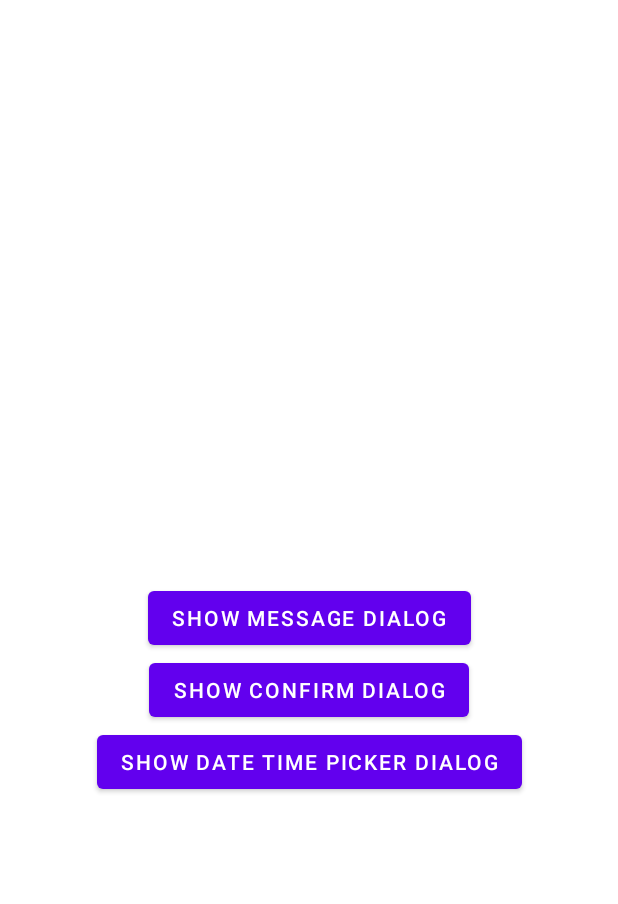
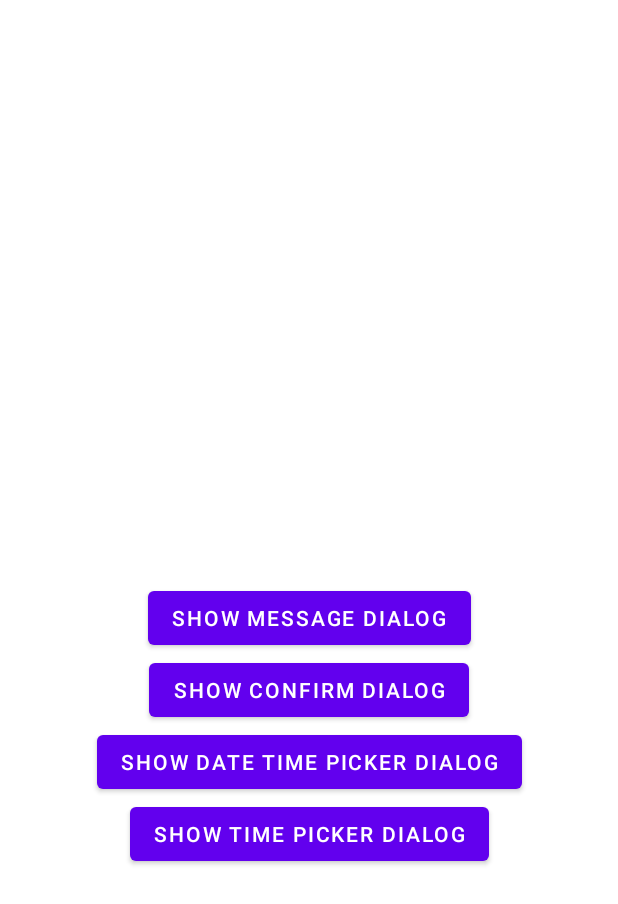
Before and after one commit to rh-id/a-navigator, an Android app built with Jetpack Compose: the layout page_extension_home.xml on its own in the app's theme, with its tools: preview values and no code run, on a phone screen of 412 x 824 dp. Shown: the top 904 px of the screen. Run offline under Robolectric (Android 15) with nearby library versions, the phone set to English and light mode, and no system bars.

Commit message:
[Feature,Extension-Dialog] New extension dialog TimePickerSVDialog

```diff
--- a/example/src/main/res/layout/page_extension_home.xml
+++ b/example/src/main/res/layout/page_extension_home.xml
@@ -1,34 +1,43 @@
 <?xml version="1.0" encoding="utf-8"?>
 <androidx.constraintlayout.widget.ConstraintLayout xmlns:android="http://schemas.android.com/apk/res/android"
+    xmlns:app="http://schemas.android.com/apk/res-auto"
     android:layout_width="match_parent"
-    android:layout_height="match_parent"
-    xmlns:app="http://schemas.android.com/apk/res-auto">
+    android:layout_height="match_parent">
 
     <com.google.android.material.button.MaterialButton
         android:id="@+id/button_show_message_dialog"
         android:layout_width="wrap_content"
         android:layout_height="wrap_content"
-        app:layout_constraintStart_toStartOf="parent"
-        app:layout_constraintTop_toTopOf="parent"
+        android:text="Show Message Dialog"
         app:layout_constraintBottom_toBottomOf="parent"
         app:layout_constraintEnd_toEndOf="parent"
-        android:text="Show Message Dialog" />
+        app:layout_constraintStart_toStartOf="parent"
+        app:layout_constraintTop_toTopOf="parent" />
 
     <com.google.android.material.button.MaterialButton
         android:id="@+id/button_show_confirm_dialog"
         android:layout_width="wrap_content"
         android:layout_height="wrap_content"
+        android:text="Show Confirm Dialog"
+        app:layout_constraintEnd_toEndOf="parent"
         app:layout_constraintStart_toStartOf="parent"
-        app:layout_constraintTop_toBottomOf="@id/button_show_message_dialog"
-        app:layout_constraintEnd_toEndOf="parent"
-        android:text="Show Confirm Dialog" />
+        app:layout_constraintTop_toBottomOf="@id/button_show_message_dialog" />
 
     <com.google.android.material.button.MaterialButton
         android:id="@+id/button_show_date_time_picker_dialog"
         android:layout_width="wrap_content"
         android:layout_height="wrap_content"
+        android:text="Show Date Time Picker Dialog"
+        app:layout_constraintEnd_toEndOf="parent"
         app:layout_constraintStart_toStartOf="parent"
-        app:layout_constraintTop_toBottomOf="@id/button_show_confirm_dialog"
+        app:layout_constraintTop_toBottomOf="@id/button_show_confirm_dialog" />
+
+    <com.google.android.material.button.MaterialButton
+        android:id="@+id/button_show_time_picker_dialog"
+        android:layout_width="wrap_content"
+        android:layout_height="wrap_content"
+        android:text="Show Time Picker Dialog"
         app:layout_constraintEnd_toEndOf="parent"
-        android:text="Show Date Time Picker Dialog" />
+        app:layout_constraintStart_toStartOf="parent"
+        app:layout_constraintTop_toBottomOf="@id/button_show_date_time_picker_dialog" />
 </androidx.constraintlayout.widget.ConstraintLayout>
--- a/extension-dialog/src/main/res/values/strings.xml
+++ b/extension-dialog/src/main/res/values/strings.xml
@@ -4,6 +4,7 @@
     <string name="a_navigator_extension_dialog_route_message">/a-navigator/extension/dialog/message</string>
     <string name="a_navigator_extension_dialog_route_confirm">/a-navigator/extension/dialog/confirm</string>
     <string name="a_navigator_extension_dialog_route_date_time_picker">/a-navigator/extension/dialog/dateTimePicker</string>
+    <string name="a_navigator_extension_dialog_route_time_picker">/a-navigator/extension/dialog/timePicker</string>
 
     <!--String used on the dialog UIs-->
     <string name="a_navigator_extension_dialog_ok">@android:string/ok</string>
```
Also changed, not shown: example/src/main/java/m/co/rh/id/anavigator/example/extension/ExtensionHomePage.java (+15 -0 lines), extension-dialog/src/main/java/m/co/rh/id/anavigator/extension/dialog/ui/NavExtDialogConfig.java (+44 -0 lines), extension-dialog/src/main/java/m/co/rh/id/anavigator/extension/dialog/ui/TimePickerSVDialog.java (added, +149 -0 lines), extension-dialog/src/main/res/layout/a_navigator_extension_dialog_time_picker_dialog.xml (added, +39 -0 lines).
